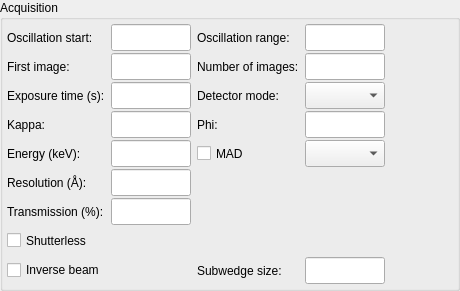
Above: Bricks/widgets/ui_files/Qt4_acquisition_widget_vertical_layout.ui from mxcube/mxcubeqt before the change. Below: the same form after it.
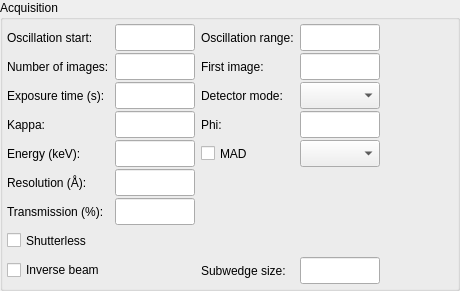
That is the form after the change.

What changed in the file:
```diff
--- a/Bricks/widgets/ui_files/Qt4_acquisition_widget_vertical_layout.ui
+++ b/Bricks/widgets/ui_files/Qt4_acquisition_widget_vertical_layout.ui
@@ -94,7 +94,7 @@
              </widget>
             </item>
             <item>
-             <widget class="QLabel" name="first_iamge_label">
+             <widget class="QLabel" name="num_images_label">
               <property name="minimumSize">
                <size>
                 <width>0</width>
@@ -108,7 +108,7 @@
                </size>
               </property>
               <property name="text">
-               <string>First image:</string>
+               <string>Number of images:</string>
               </property>
               <property name="wordWrap">
                <bool>false</bool>
@@ -296,13 +296,7 @@
              </widget>
             </item>
             <item>
-             <widget class="QLineEdit" name="first_image_ledit">
-              <property name="sizePolicy">
-               <sizepolicy hsizetype="Expanding" vsizetype="Preferred">
-                <horstretch>0</horstretch>
-                <verstretch>0</verstretch>
-               </sizepolicy>
-              </property>
+             <widget class="QLineEdit" name="num_images_ledit">
               <property name="minimumSize">
                <size>
                 <width>80</width>
@@ -447,7 +441,7 @@
              </widget>
             </item>
             <item>
-             <widget class="QLabel" name="num_images_label">
+             <widget class="QLabel" name="first_iamge_label">
               <property name="minimumSize">
                <size>
                 <width>0</width>
@@ -464,7 +458,7 @@
                <bool>true</bool>
               </property>
               <property name="text">
-               <string>Number of images:</string>
+               <string>First image:</string>
               </property>
               <property name="wordWrap">
                <bool>false</bool>
@@ -608,7 +602,13 @@
              </widget>
             </item>
             <item>
-             <widget class="QLineEdit" name="num_images_ledit">
+             <widget class="QLineEdit" name="first_image_ledit">
+              <property name="sizePolicy">
+               <sizepolicy hsizetype="Expanding" vsizetype="Preferred">
+                <horstretch>0</horstretch>
+                <verstretch>0</verstretch>
+               </sizepolicy>
+              </property>
               <property name="minimumSize">
                <size>
                 <width>80</width>
```
Left out of the diff: 6 changed lines with no effect on the pictures.
